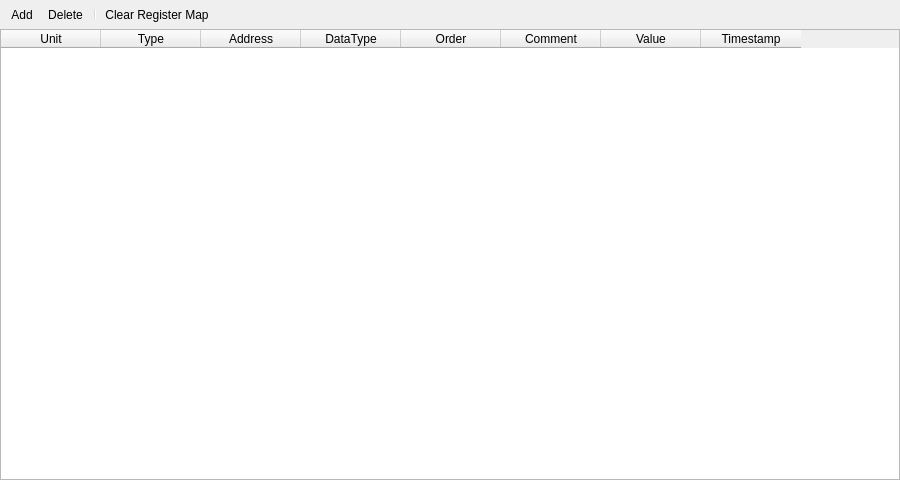
sanny32/OpenModSim, file src/formregistermapview.ui: the form before one commit.
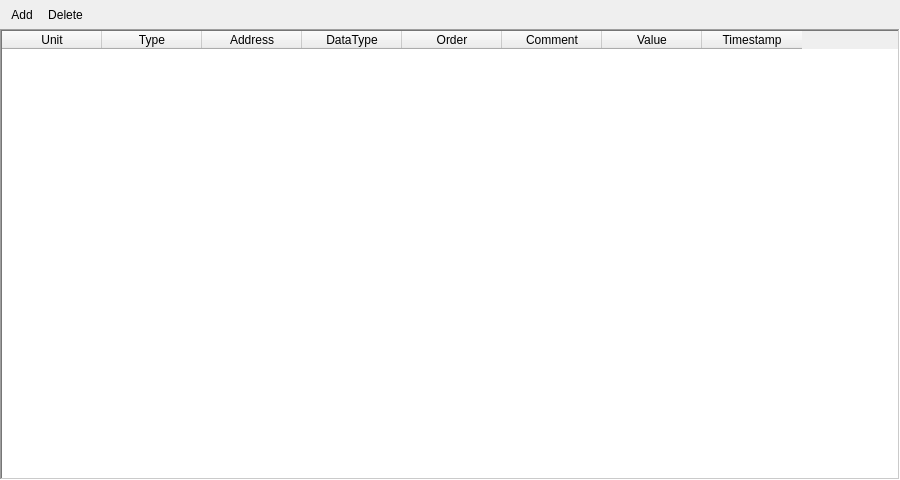
The form after the commit. Icons and pictures are not drawn.

Diff of the .ui file:
```diff
--- a/src/formregistermapview.ui
+++ b/src/formregistermapview.ui
@@ -33,23 +33,18 @@
      </property>
      <property name="iconSize">
       <size>
-       <width>16</width>
-       <height>16</height>
+       <width>24</width>
+       <height>24</height>
       </size>
      </property>
      <addaction name="actionAdd"/>
      <addaction name="actionDelete"/>
-     <addaction name="separator"/>
-     <addaction name="actionClear"/>
     </widget>
    </item>
    <item>
     <widget class="QTableWidget" name="tableWidget">
-     <property name="selectionMode">
-      <enum>QAbstractItemView::ExtendedSelection</enum>
-     </property>
-     <property name="selectionBehavior">
-      <enum>QAbstractItemView::SelectRows</enum>
+     <property name="frameShape">
+      <enum>QFrame::Shape::WinPanel</enum>
      </property>
      <property name="alternatingRowColors">
       <bool>true</bool>
```
Left out of the diff: 14 changed lines with no effect on the pictures.
